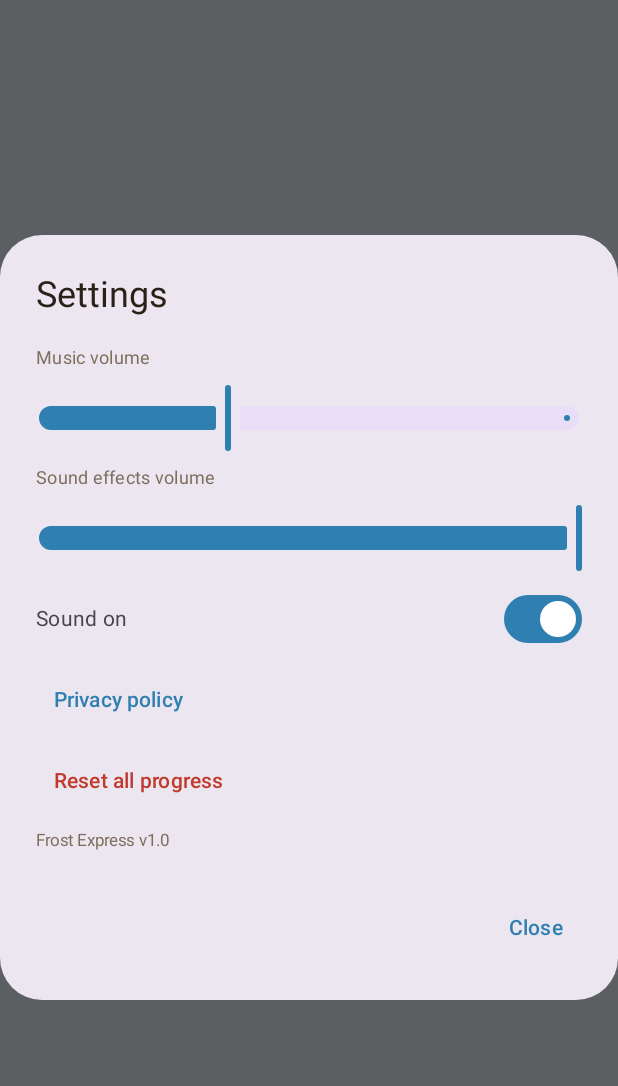
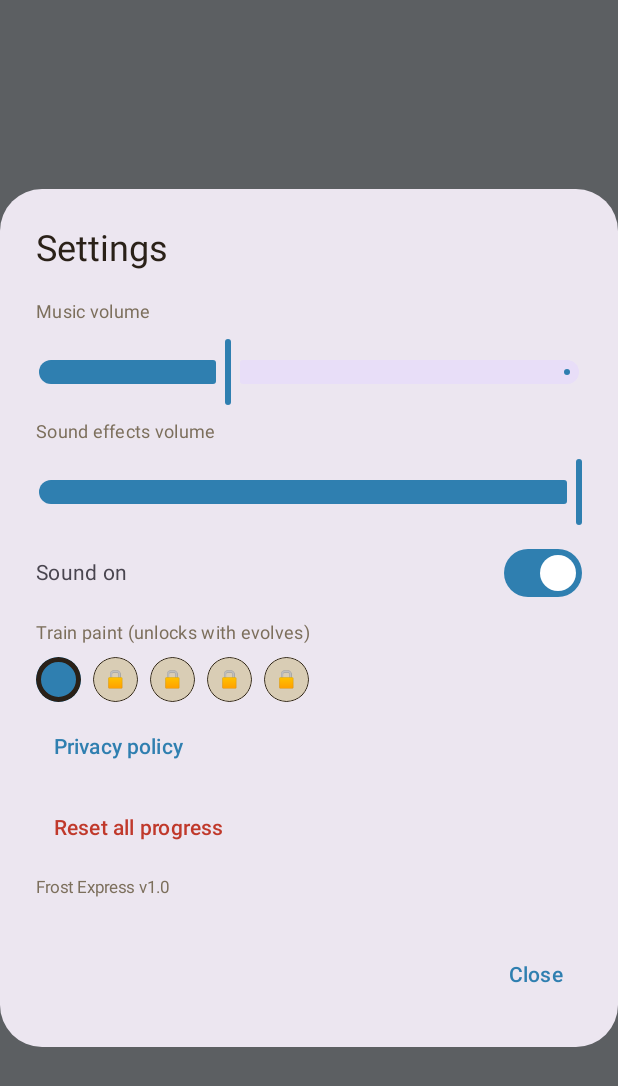
Before and after one commit to XxPREDAT0RxX/frost-express, an Android app built with Jetpack Compose: the composable SettingsDialog shown on its own in the app's theme, on a phone screen of 412 x 824 dp. Shown: the top 1086 px of the screen. Run offline under Robolectric (Android 15) with nearby library versions, the phone set to English and light mode, and no system bars.

Commit message:
Add train liveries and IAP hook
Co-Authored-By: Claude Sonnet 5.5 <noreply@anthropic.com>
Claude-Session: https://claude.ai/code/session_01HAW5fY6ef5D7b4WViN44yi

```diff
--- a/app/src/main/java/com/chetna/frostexpress/GameData.kt
+++ b/app/src/main/java/com/chetna/frostexpress/GameData.kt
@@ -80,6 +80,17 @@ val ACHIEVEMENTS = listOf(
     Achievement("evo3", "Frost Veteran", "Evolve 3 times", cores = 2),
 )
 
+/** Train liveries (paint jobs). Livery i unlocks after i evolutions. Index 0 uses the tier's own colors. */
+data class Livery(val name: String, val body: Long, val accent: Long)
+
+val LIVERIES = listOf(
+    Livery("Classic", 0, 0),
+    Livery("Sunset", 0xFFE8590C, 0xFFFFD43B),
+    Livery("Midnight", 0xFF1C2541, 0xFF5BC0BE),
+    Livery("Aurora", 0xFF1B998B, 0xFFC3F0CA),
+    Livery("Rose", 0xFFD6336C, 0xFFFFE3EC),
+)
+
 /** Random events that happen while the train runs. */
 enum class GameEvent { NONE, BLIZZARD, AURORA, CRATE }
 
@@ -127,6 +138,8 @@ object Balance {
     const val BOOST_RECHARGE_PER_SEC = 0.04 // empty to full in about 25 sec
     const val COAL_BONUS = 0.08
 
+    const val IAP_ENABLED = false
+
     // Rewarded ad boost (hidden while ADS_ENABLED is false)
     const val ADS_ENABLED = false
     const val AD_BOOST_MULT = 2.0
--- a/app/src/main/java/com/chetna/frostexpress/GameScreen.kt
+++ b/app/src/main/java/com/chetna/frostexpress/GameScreen.kt
@@ -490,6 +490,24 @@ private fun SettingsDialog(vm: GameViewModel, onClose: () -> Unit) {
                 Row(verticalAlignment = Alignment.CenterVertically) {
                     Text("Sound on", modifier = Modifier.weight(1f))
                     Switch(vm.soundOn, { vm.toggleSound() })
+                }
+                Text("Train paint (unlocks with evolves)", fontSize = 12.sp, color = Muted)
+                Row(horizontalArrangement = Arrangement.spacedBy(8.dp)) {
+                    LIVERIES.forEachIndexed { i, l ->
+                        val open = vm.liveryUnlocked(i)
+                        val c = if (i == 0) Ice else Color(l.body)
+                        Box(
+                            Modifier
+                                .size(30.dp)
+                                .clip(CircleShape)
+                                .background(if (open) c else Track)
+                                .border(if (vm.liveryIndex == i) 3.dp else 0.dp, Ink, CircleShape)
+                                .clickable(enabled = open) { vm.chooseLivery(i) },
+                            contentAlignment = Alignment.Center,
+                        ) {
+                            if (!open) Text("🔒", fontSize = 11.sp)
+                        }
+                    }
                 }
                 TextButton(onClick = {
                     context.startActivity(
--- a/app/src/main/java/com/chetna/frostexpress/GameViewModel.kt
+++ b/app/src/main/java/com/chetna/frostexpress/GameViewModel.kt
@@ -148,6 +148,14 @@ class GameViewModel(app: Application) : AndroidViewModel(app) {
         }
     }
 
+    var liveryIndex by mutableIntStateOf(prefs.getInt("livery", 0)); private set
+    fun liveryUnlocked(i: Int): Boolean = i <= evolutions
+    fun chooseLivery(i: Int) {
+        if (!liveryUnlocked(i)) return
+        liveryIndex = i
+        prefs.edit().putInt("livery", i).apply()
+    }
+
     private fun today(): Long = java.time.LocalDate.now().toEpochDay()
     val dailyNextStreak: Int get() = if (lastDailyDay >= 0 && lastDailyDay == today() - 1) dailyStreak + 1 else 1
     fun dailyCoins(streak: Int): Double =
@@ -213,6 +221,7 @@ class GameViewModel(app: Application) : AndroidViewModel(app) {
 
     /** Wipes all progress (settings stay). */
     fun resetAll() {
+        liveryIndex = 0
         prefs.edit().clear().putBoolean("sound", soundOn).putFloat("mvol", musicVolume).putFloat("svol", sfxVolume).apply()
         coins = 0.0; runDistance = 0.0; cores = 0; evolutions = 0; coresSpent = 0
         for (i in levels.indices) levels[i] = 0
--- a/app/src/main/java/com/chetna/frostexpress/TrainScene.kt
+++ b/app/src/main/java/com/chetna/frostexpress/TrainScene.kt
@@ -245,7 +245,9 @@ fun TrainScene(vm: GameViewModel, modifier: Modifier = Modifier) {
         }
     }
 
-    val tier = TIERS[vm.tierIndex]
+    val base = TIERS[vm.tierIndex]
+    val lv = LIVERIES[vm.liveryIndex.coerceIn(0, LIVERIES.lastIndex)]
+    val tier = if (vm.liveryIndex > 0 && vm.liveryUnlocked(vm.liveryIndex)) TrainTier(base.name, lv.body, lv.accent) else base
     Canvas(modifier) {
         val look = Look(
             heat = vm.level(UpgradeType.HEAT),
```
Also changed, not shown: app/src/main/java/com/chetna/frostexpress/Billing.kt (added, +14 -0 lines), 1 other file.
